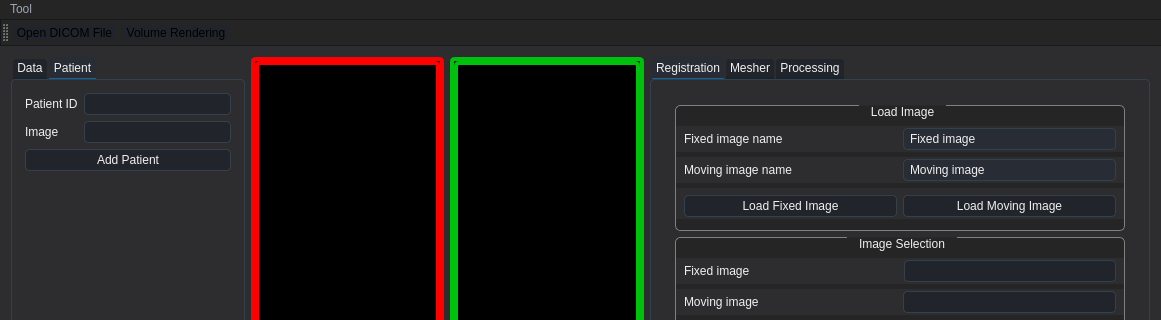
The window that frontend_pc/src/app/mainwindow.ui (zhangzwwww/medlab) describes before a commit, drawn with Qt 5; both pictures show x 0 to 1161 and y 0 to 320 of the 1161 by 879 pixel window.
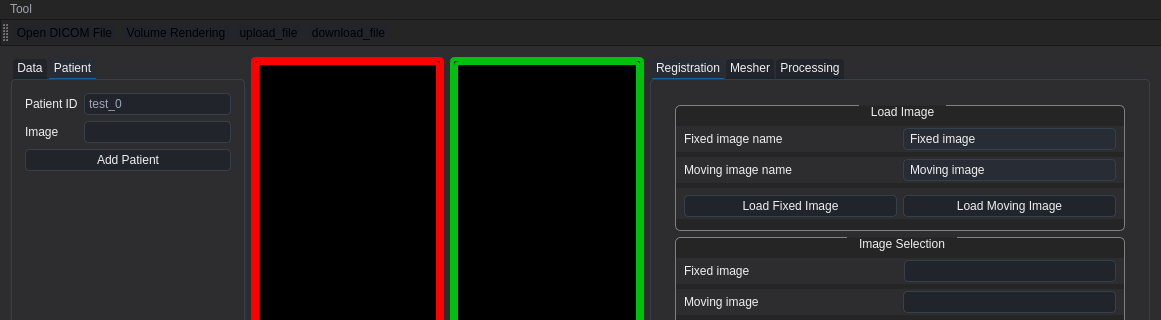
The same window after the commit. Icons and pictures are not drawn. Custom widgets are drawn as their Qt base class.

Commit message: feat(load_ui):upload file ui

Diff of the .ui file:
```diff
--- a/frontend_pc/src/app/mainwindow.ui
+++ b/frontend_pc/src/app/mainwindow.ui
@@ -3323,6 +3323,16 @@
           <property name="focusPolicy">
            <enum>Qt::TabFocus</enum>
           </property>
+          <item>
+           <property name="text">
+            <string>test_0</string>
+           </property>
+          </item>
+          <item>
+           <property name="text">
+            <string>test_1</string>
+           </property>
+          </item>
          </widget>
         </item>
         <item row="1" column="0">
@@ -3517,6 +3527,8 @@
    </attribute>
    <addaction name="action_open_file"/>
    <addaction name="action_visualization"/>
+   <addaction name="action_upload_file"/>
+   <addaction name="action_download_file"/>
   </widget>
   <widget class="QStatusBar" name="statusBar"/>
   <action name="action_open_file">
@@ -3543,6 +3555,26 @@
     <string>&lt;html&gt;&lt;head/&gt;&lt;body&gt;&lt;p&gt;&lt;br/&gt;&lt;/p&gt;&lt;/body&gt;&lt;/html&gt;</string>
    </property>
   </action>
+  <action name="action_upload_file">
+   <property name="icon">
+    <iconset resource="../resources/app.qrc">
+     <normaloff>:/icon/resources/icon/upload_file.png</normaloff>
+     <normalon>:/icon/resources/icon/open.png</normalon>:/icon/resources/icon/upload_file.png</iconset>
+   </property>
+   <property name="text">
+    <string>upload_file</string>
+   </property>
+  </action>
+  <action name="action_download_file">
+   <property name="icon">
+    <iconset>
+     <normalon>:/icon/resources/icon/download_file.png</normalon>
+    </iconset>
+   </property>
+   <property name="text">
+    <string>download_file</string>
+   </property>
+  </action>
  </widget>
  <layoutdefault spacing="6" margin="11"/>
  <customwidgets>
```
The commit also changes 12 other files.
